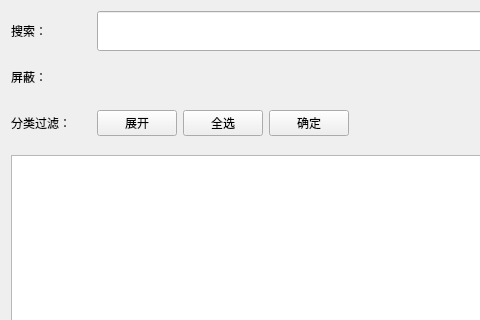
Qt form ui/ui_search.ui (tonquer/picacg-qt) before a commit; both pictures show x 0 to 480 and y 0 to 320 of the 740 by 459 pixel window.
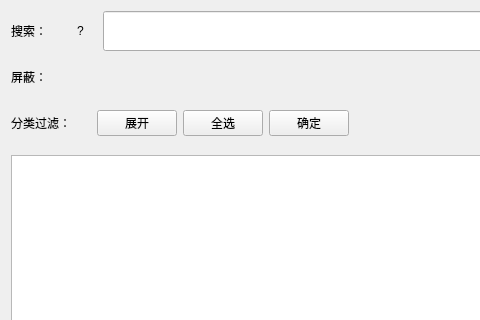
The same form after that commit. Custom widgets are drawn as their Qt base class.

What changed in the file:
```diff
--- a/ui/ui_search.ui
+++ b/ui/ui_search.ui
@@ -26,13 +26,13 @@
       <widget class="QLabel" name="label_2">
        <property name="minimumSize">
         <size>
-         <width>80</width>
+         <width>60</width>
          <height>0</height>
         </size>
        </property>
        <property name="maximumSize">
         <size>
-         <width>80</width>
+         <width>60</width>
          <height>40</height>
         </size>
        </property>
@@ -41,6 +41,34 @@
        </property>
       </widget>
      </item>
+     <item>
+      <widget class="QLabel" name="label_5">
+       <property name="minimumSize">
+        <size>
+         <width>20</width>
+         <height>0</height>
+        </size>
+       </property>
+       <property name="maximumSize">
+        <size>
+         <width>20</width>
+         <height>16777215</height>
+        </size>
+       </property>
+       <property name="toolTip">
+        <string>&lt;html&gt;&lt;head/&gt;&lt;body&gt;&lt;p&gt;搜寻的最佳姿势?&lt;/p&gt;&lt;p&gt;【包含搜寻】&lt;/p&gt;&lt;p&gt;搜寻全彩[空格][+]人妻,仅显示全彩且是人妻的本本&lt;/p&gt;&lt;p&gt;范例:全彩 +人妻&lt;br/&gt;&lt;/p&gt;&lt;p&gt;【排除搜寻】&lt;/p&gt;&lt;p&gt;搜寻全彩[空格][]人妻,显示全彩并排除人妻的本本&lt;/p&gt;&lt;p&gt;范例:全彩 -人妻&lt;br/&gt;&lt;/p&gt;&lt;p&gt;【我都要搜寻】&lt;/p&gt;&lt;p&gt;搜寻全彩[空格]人妻,会显示所有包含全彩及人妻的本本&lt;/p&gt;&lt;p&gt;范例:全彩 人妻&lt;/p&gt;&lt;/body&gt;&lt;/html&gt;</string>
+       </property>
+       <property name="toolTipDuration">
+        <number>-1</number>
+       </property>
+       <property name="text">
+        <string>?</string>
+       </property>
+       <property name="alignment">
+        <set>Qt::AlignLeading|Qt::AlignLeft|Qt::AlignVCenter</set>
+       </property>
+      </widget>
+     </item>
      <item>
       <widget class="SearchLineEdit" name="lineEdit">
        <property name="minimumSize">
```
Left out of the diff: 3 changed lines with no effect on the pictures.
